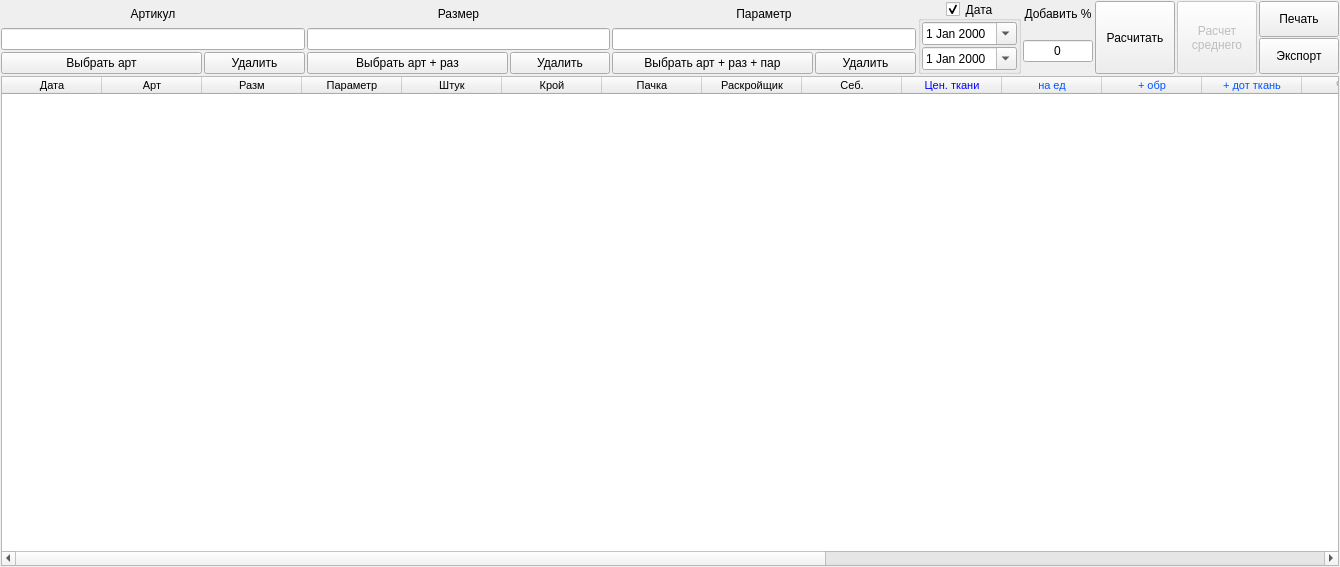
First picture: the form in ui/report_sibestoimost.ui, repository Meller008/CRM-Avi, before the edit.
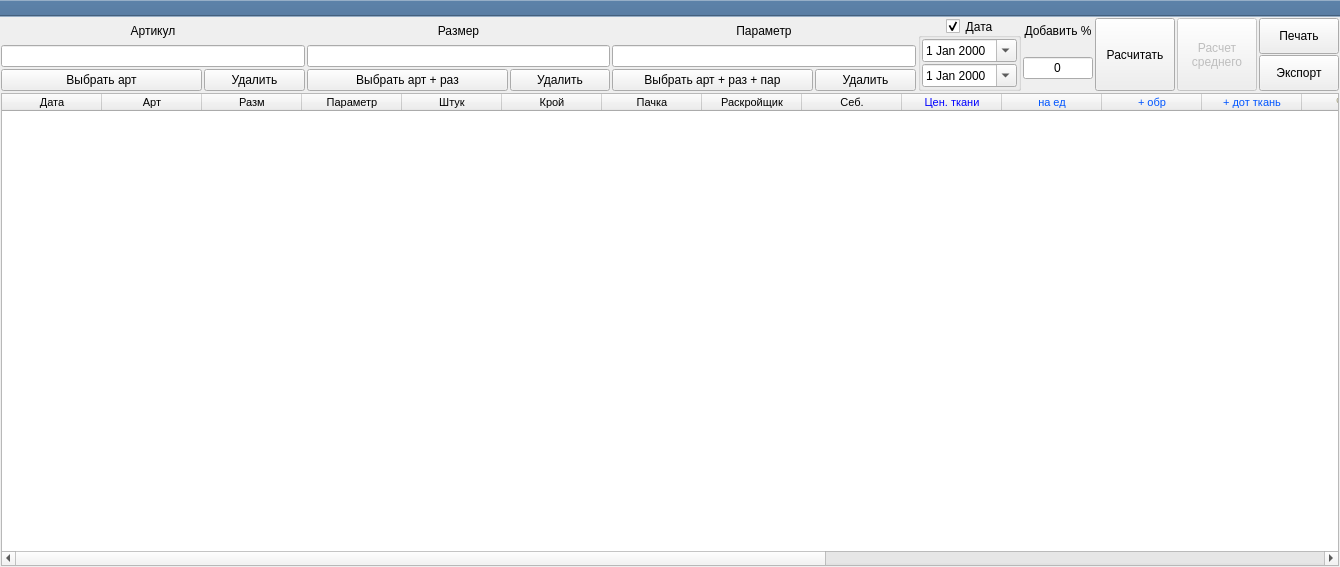
Second picture: the form after the edit.

Patch:
```diff
--- a/ui/report_sibestoimost.ui
+++ b/ui/report_sibestoimost.ui
@@ -539,6 +539,23 @@
     </item>
    </layout>
   </widget>
+  <widget class="QToolBar" name="toolBar">
+   <property name="windowTitle">
+    <string>toolBar</string>
+   </property>
+   <property name="styleSheet">
+    <string notr="true">background-color: rgb(89, 125, 163);</string>
+   </property>
+   <property name="movable">
+    <bool>false</bool>
+   </property>
+   <attribute name="toolBarArea">
+    <enum>TopToolBarArea</enum>
+   </attribute>
+   <attribute name="toolBarBreak">
+    <bool>false</bool>
+   </attribute>
+  </widget>
  </widget>
  <resources/>
  <connections>
```
